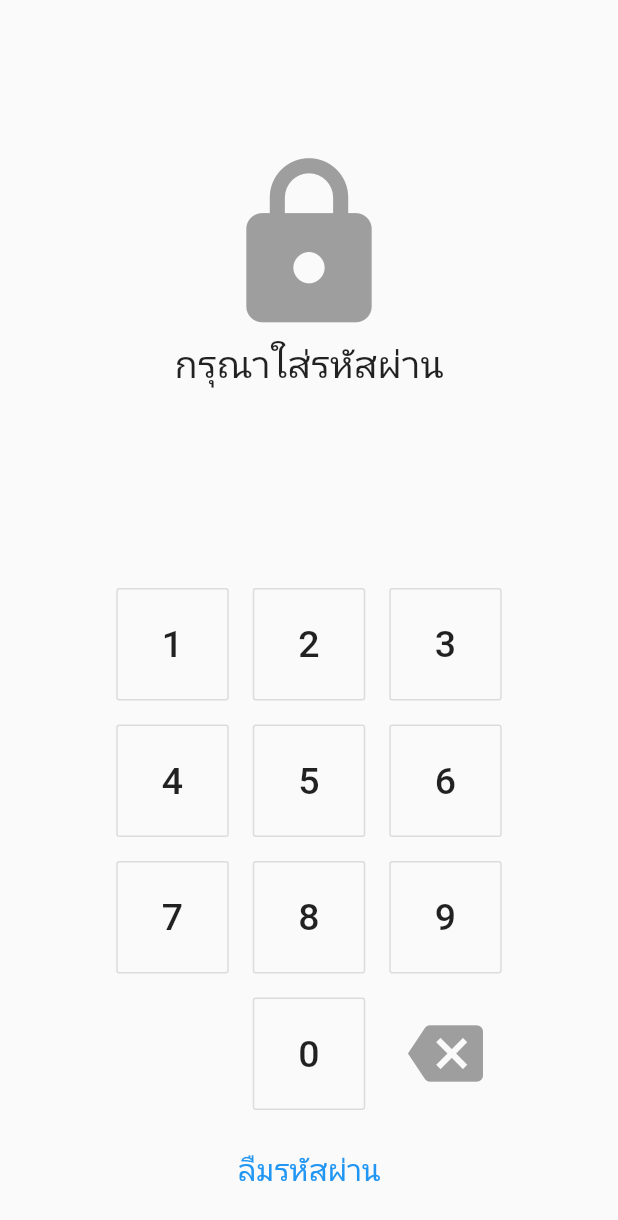
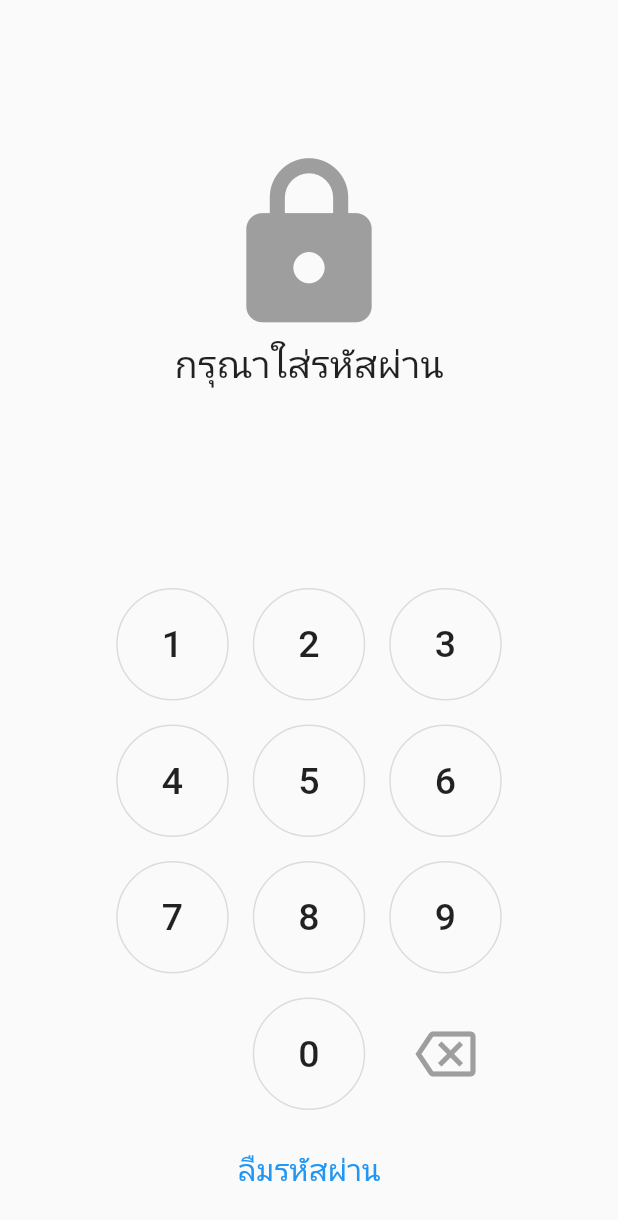
Before and after one commit to Navaphat/assignment_9, a Flutter app: the screen it shows after launch, on a phone screen of 412 x 824 dp. Shown: the top 1220 px of the screen. Run offline on Flutter 3.47's test engine with Material 2 defaults, Android fonts, the light colour scheme and no system bars.

Commit message:
Initial Commit

```diff
--- a/lib/main.dart
+++ b/lib/main.dart
@@ -89,8 +89,9 @@ class HomePage extends StatelessWidget {
                             height: 75.0,
                             child: IconButton(
                               onPressed: () {},
-                              iconSize: 50.0,
-                              icon: Icon(Icons.backspace, color: Colors.grey,),
+                              icon: Icon(Icons.backspace_outlined, color: Colors.grey,),
+                              iconSize: 40.0,
+
                             ),
                           ),
                         ),
@@ -128,6 +129,7 @@ Widget buildButton({int? num}) {
       height: 75.0,
       child: OutlineButton(
         onPressed: () {},
+        shape: CircleBorder(),
         child: Text('${num.toString()}', style: TextStyle(fontSize: 25.0),),
       ),
     ),
```
